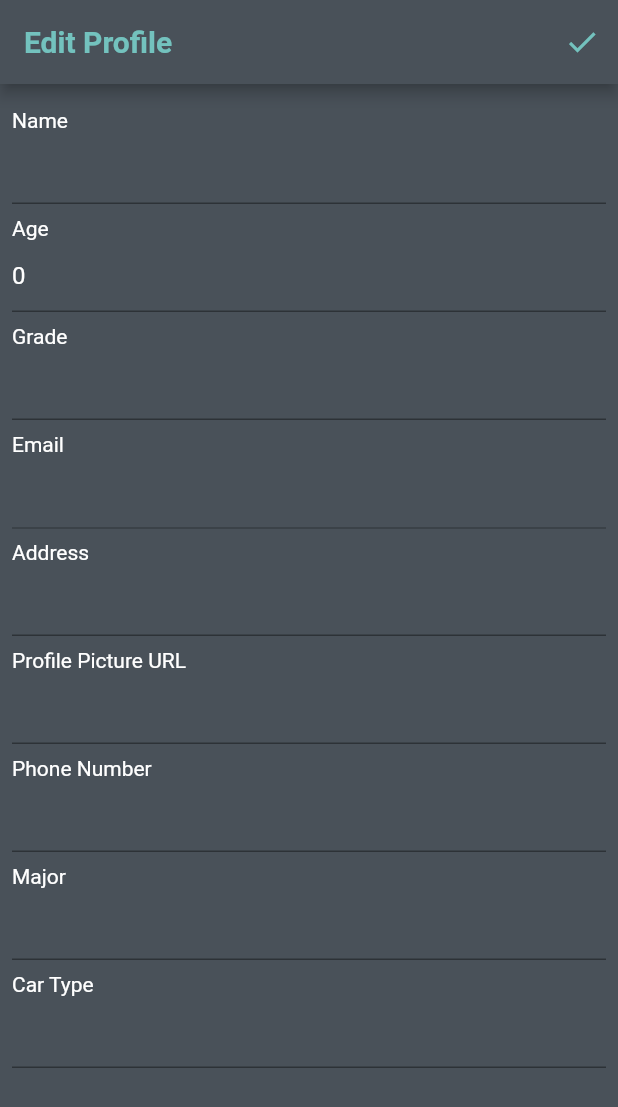
After one commit to aGayar30/Flutter_Carppool_project, a Flutter app: the EditProfilePage screen opened directly, on a phone screen of 412 x 824 dp. The commit adds this screen. Shown: the top 1107 px of the screen. Run offline on Flutter 3.47's test engine with Material 2 defaults, Android fonts, the phone set to English and light mode, and no system bars; our stand-ins replace firebase_auth, firebase_core, firebase_database; accounts and stored records are empty.

Commit message:
Edit profiles successfuly

```diff
--- /dev/null
+++ b/lib/EditProfile.dart
@@ -0,0 +1,159 @@
+import 'package:firebase_auth/firebase_auth.dart';
+import 'package:firebase_database/firebase_database.dart';
+import 'package:flutter/material.dart';
+import 'auth.dart';
+import 'Profile.dart';
+
+class EditProfilePage extends StatefulWidget {
+  @override
+  _EditProfilePageState createState() => _EditProfilePageState();
+}
+
+class _EditProfilePageState extends State<EditProfilePage> {
+  final Auth _auth = Auth();
+  final DatabaseReference _userReference = FirebaseDatabase.instance.reference().child('Users');
+  User? user = Auth().currentUser;
+
+  TextEditingController nameController = TextEditingController();
+  TextEditingController ageController = TextEditingController();
+  TextEditingController gradeController = TextEditingController();
+  TextEditingController emailController = TextEditingController();
+  TextEditingController addressController = TextEditingController();
+  TextEditingController profilePictureUrlController = TextEditingController();
+  TextEditingController phoneNumberController = TextEditingController();
+  TextEditingController majorController = TextEditingController();
+  TextEditingController carTypeController = TextEditingController();
+
+// Inside _EditProfilePageState class
+
+// Inside _EditProfilePageState class
+
+  @override
+  void initState() {
+    super.initState();
+    // Fetch user data and populate the controllers
+    _userReference.child(user?.uid ?? '').once().then((DatabaseEvent event) {
+      if (event.snapshot.value != null) {
+        Map<dynamic, dynamic>? userData = event.snapshot.value as Map<dynamic, dynamic>;
+        nameController.text = userData['name'] ?? '';
+        ageController.text = userData['age']?.toString() ?? '';
+        gradeController.text = userData['grade'] ?? '';
+        emailController.text = userData['email'] ?? '';
+        addressController.text = userData['address'] ?? '';
+        profilePictureUrlController.text = userData['profilePictureUrl'] ?? '';
+        phoneNumberController.text = userData['phoneNumber'] ?? '';
+        majorController.text = userData['major'] ?? '';
+        carTypeController.text = userData['carType'] ?? '';
+      }
+    }).catchError((error) {
+      print('Error fetching user data: $error');
+    });
+  }
+
+
+  @override
+  Widget build(BuildContext context) {
+    return Scaffold(
+      backgroundColor: Color(0xFF495159),
+      appBar: AppBar(
+        backgroundColor: Color(0xFF495159),
+        title: Text('Edit Profile', style: TextStyle(
+          fontWeight: FontWeight.bold,
+          color: Color(0xFF73C2BE),
+        )),
+        actions: [
+          IconButton(
+            icon: Icon(Icons.done, color: Color(0xFF73C2BE)),
+            onPressed: () {
+              // Update user data in the database
+              _updateUserData();
+              // Navigate back to the ProfilePage
+              Navigator.push(context, MaterialPageRoute(builder: (context) => ProfilePage()));
+            },
+          ),
+        ],
+      ),
+      body: SingleChildScrollView(
+      child: Padding(
+        padding: const EdgeInsets.all(8.0),
+        child: Column(
+          crossAxisAlignment: CrossAxisAlignment.start,
+          children: [
+            SizedBox(height: 8.0),
+            Text('Name', style: TextStyle(fontSize: 14, color: Colors.white)),
+            TextFormField(
+              controller: nameController,
+              style: TextStyle(color: Colors.white),
+            ),
+            SizedBox(height: 8.0),
+            Text('Age', style: TextStyle(fontSize: 14, color: Colors.white)),
+            TextFormField(
+              controller: ageController,
+              style: TextStyle(color: Colors.white),
+              keyboardType: TextInputType.number,
+            ),
+            SizedBox(height: 8.0),
+            Text('Grade', style: TextStyle(fontSize: 14, color: Colors.white)),
+            TextFormField(
+              controller: gradeController,
+              style: TextStyle(color: Colors.white),
+            ),
+            SizedBox(height: 8.0),
+            Text('Email', style: TextStyle(fontSize: 14, color: Colors.white)),
+            TextFormField(
+              controller: emailController,
+              style: TextStyle(color: Colors.white),
+              enabled: false, // user can't edit email as he uses it to sign in
+            ),
+            SizedBox(height: 8.0),
+            Text('Address', style: TextStyle(fontSize: 14, color: Colors.white)),
+            TextFormField(
+              controller: addressController,
+              style: TextStyle(color: Colors.white),
+            ),
+            SizedBox(height: 8.0),
+            Text('Profile Picture URL', style: TextStyle(fontSize: 14, color: Colors.white)),
+            TextFormField(
+              controller: profilePictureUrlController,
+              style: TextStyle(color: Colors.white),
+            ),
+            SizedBox(height: 8.0),
+            Text('Phone Number', style: TextStyle(fontSize: 14, color: Colors.white)),
+            TextFormField(
+              controller: phoneNumberController,
+              style: TextStyle(color: Colors.white),
+            ),
+            SizedBox(height: 8.0),
+            Text('Major', style: TextStyle(fontSize: 14, color: Colors.white)),
+            TextFormField(
+              controller: majorController,
+              style: TextStyle(color: Colors.white),
+            ),
+            SizedBox(height: 8.0),
+            Text('Car Type', style: TextStyle(fontSize: 14, color: Colors.white)),
+            TextFormField(
+              controller: carTypeController,
+              style: TextStyle(color: Colors.white),
+            ),
+          ],
+        ),
+      ),
+    )
+    );
+  }
+
+  // Function to update user data in the database
+  Future<void> _updateUserData() async {
+    await _userReference.child(user?.uid ?? '').update({
+      'name': nameController.text,
+      'age': int.tryParse(ageController.text) ?? 0,
+      'grade': gradeController.text,
+      'email': emailController.text,
+      'address': addressController.text,
+      'profilePictureUrl': profilePictureUrlController.text,
+      'phoneNumber': phoneNumberController.text,
+      'major': majorController.text,
+      'carType': carTypeController.text,
+    });
+  }
+}
--- a/lib/Profile.dart
+++ b/lib/Profile.dart
@@ -3,6 +3,7 @@ import 'package:firebase_database/firebase_database.dart';
 import 'package:flutter/material.dart';
 import 'auth.dart';
 import 'main.dart';
+import 'EditProfile.dart';
 
 class ProfilePage extends StatelessWidget {
   final Auth _auth = Auth();
@@ -25,7 +26,14 @@ class ProfilePage extends StatelessWidget {
         backgroundColor: Color(0xFF495159),
         actions: [
           IconButton(
-            icon: Icon(Icons.exit_to_app),
+            icon: Icon(Icons.edit , color: Color(0xFF73C2BE)),
+            onPressed: () {
+              // Navigate to the Edit Profile page
+              Navigator.pushReplacement(context, MaterialPageRoute(builder: (context) => EditProfilePage()));
+            },
+          ),
+          IconButton(
+            icon: Icon(Icons.exit_to_app , color: Color(0xFF73C2BE)),
             onPressed: () async {
               await _auth.signOut();
               Navigator.pushReplacement(context, MaterialPageRoute(builder: (context) => MyApp()));
--- a/lib/RoleSelection.dart
+++ b/lib/RoleSelection.dart
@@ -1,7 +1,6 @@
 import 'package:flutter/material.dart';
 import 'home.dart';
 import 'driverDashboard.dart';
-
 import 'package:firebase_auth/firebase_auth.dart';
 import 'package:firebase_database/firebase_database.dart';
 
--- a/lib/auth.dart
+++ b/lib/auth.dart
@@ -1,5 +1,4 @@
 import 'package:firebase_auth/firebase_auth.dart';
-import 'package:firebase_database/firebase_database.dart';
 
 class Auth {
   final FirebaseAuth _firebaseAuth = FirebaseAuth.instance;
@@ -7,7 +6,6 @@ class Auth {
   User? get currentUser => _firebaseAuth.currentUser;
 
   Stream<User?> get authStateChanges => _firebaseAuth.authStateChanges();
-  final database = FirebaseDatabase.instance.reference();
 
   Future<void> signInWithEmailAndPassword({
     required String email,
```
